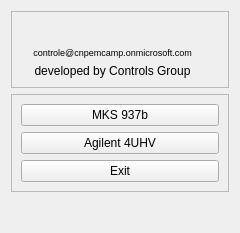
Above: ui/launcher.ui from lnls-sirius/pydm-opi before the change. Below: the same form after it.
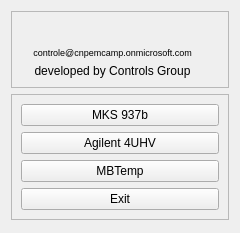
That is the form after the change. Icons and pictures are not drawn. Custom widgets are drawn as their Qt base class.

Patch:
```diff
--- a/ui/launcher.ui
+++ b/ui/launcher.ui
@@ -511,7 +511,7 @@
         </property>
        </widget>
       </item>
-      <item row="3" column="0" rowspan="2">
+                        <item row="3" column="0">
        <widget class="PyDMPushButton" name="btnExit">
         <property name="toolTip">
          <string/>
@@ -583,6 +583,16 @@
         </property>
        </widget>
       </item>
+                        <item row="2" column="0">
+                            <widget class="PyDMRelatedDisplayButton" name="btnMBTemp">
+                                <property name="toolTip">
+                                    <string/>
+                                </property>
+                                <property name="text">
+                                    <string>MBTemp</string>
+                                </property>
+                            </widget>
+                        </item>
      </layout>
     </widget>
    </item>
```
Left out of the diff: 80 changed lines with no effect on the pictures. Lines whose indentation alone changed are shown as unchanged.
